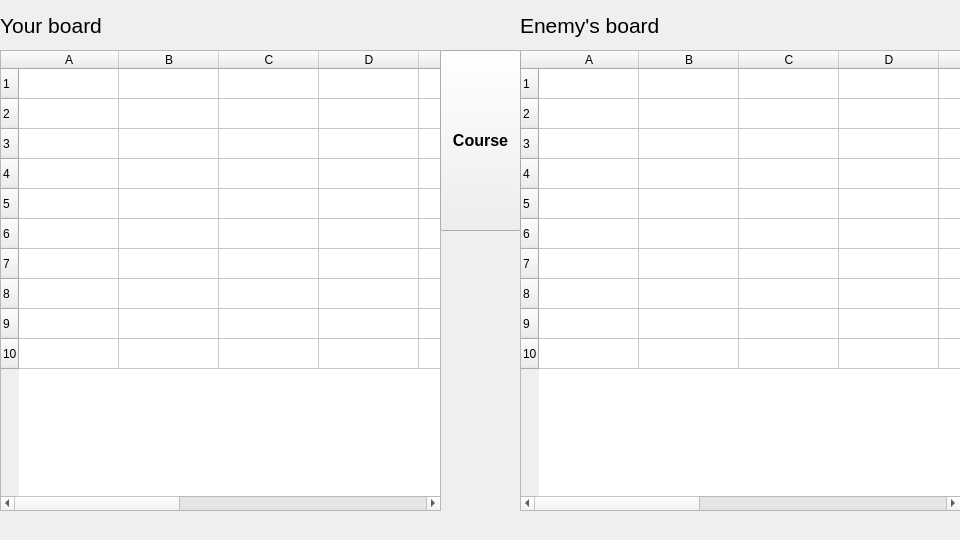
This is UI/gamepvp.ui in romka-best/QT_Project as Qt 5 draws it before an edit. The edited form follows.
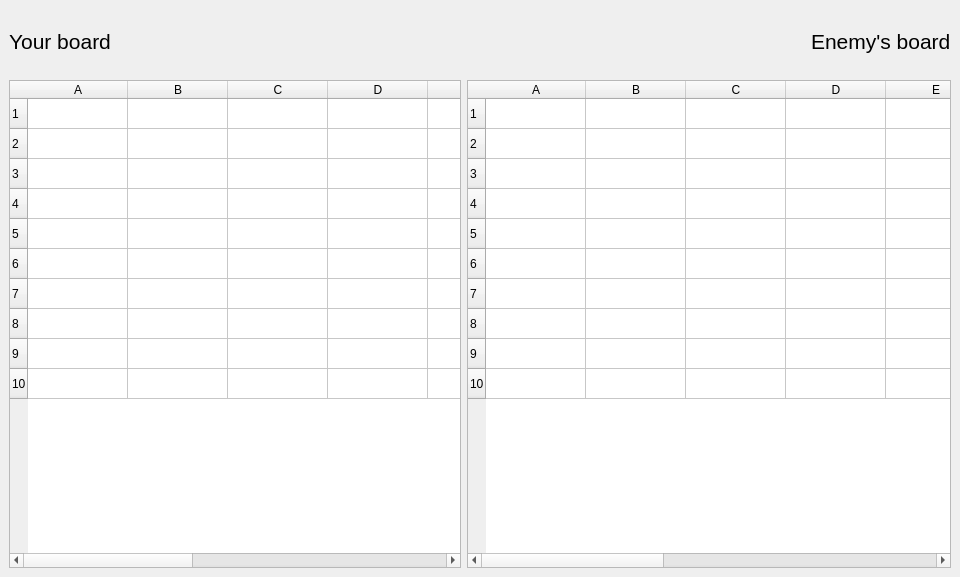
This is the edited form.

The edit to the form file:
```diff
--- a/UI/gamepvp.ui
+++ b/UI/gamepvp.ui
@@ -7,401 +7,362 @@
                 <x>0</x>
                 <y>0</y>
                 <width>960</width>
-                <height>540</height>
+                <height>577</height>
             </rect>
         </property>
         <property name="windowTitle">
             <string>Game PVP</string>
         </property>
         <widget class="QWidget" name="centralwidget">
-            <widget class="QTableWidget" name="tableWidget">
-                <property name="geometry">
-                    <rect>
-                        <x>0</x>
-                        <y>50</y>
-                        <width>441</width>
-                        <height>461</height>
-                    </rect>
-                </property>
-                <property name="minimumSize">
-                    <size>
-                        <width>441</width>
-                        <height>461</height>
-                    </size>
-                </property>
-                <row>
-                    <property name="text">
-                        <string>1</string>
-                    </property>
-                </row>
-                <row>
-                    <property name="text">
-                        <string>2</string>
-                    </property>
-                </row>
-                <row>
-                    <property name="text">
-                        <string>3</string>
-                    </property>
-                </row>
-                <row>
-                    <property name="text">
-                        <string>4</string>
-                    </property>
-                </row>
-                <row>
-                    <property name="text">
-                        <string>5</string>
-                    </property>
-                </row>
-                <row>
-                    <property name="text">
-                        <string>6</string>
-                    </property>
-                </row>
-                <row>
-                    <property name="text">
-                        <string>7</string>
-                    </property>
-                </row>
-                <row>
-                    <property name="text">
-                        <string>8</string>
-                    </property>
-                </row>
-                <row>
-                    <property name="text">
-                        <string>9</string>
-                    </property>
-                </row>
-                <row>
-                    <property name="text">
-                        <string>10</string>
-                    </property>
-                </row>
-                <column>
-                    <property name="text">
-                        <string>A</string>
-                    </property>
-                </column>
-                <column>
-                    <property name="text">
-                        <string>B</string>
-                    </property>
-                </column>
-                <column>
-                    <property name="text">
-                        <string>C</string>
-                    </property>
-                </column>
-                <column>
-                    <property name="text">
-                        <string>D</string>
-                    </property>
-                </column>
-                <column>
-                    <property name="text">
-                        <string>E</string>
-                    </property>
-                </column>
-                <column>
-                    <property name="text">
-                        <string>F</string>
-                    </property>
-                </column>
-                <column>
-                    <property name="text">
-                        <string>G</string>
-                    </property>
-                </column>
-                <column>
-                    <property name="text">
-                        <string>H</string>
-                    </property>
-                </column>
-                <column>
-                    <property name="text">
-                        <string>I</string>
-                    </property>
-                </column>
-                <column>
-                    <property name="text">
-                        <string>J</string>
-                    </property>
-                </column>
-            </widget>
-            <widget class="QTableWidget" name="tableWidget_2">
-                <property name="geometry">
-                    <rect>
-                        <x>520</x>
-                        <y>50</y>
-                        <width>441</width>
-                        <height>461</height>
-                    </rect>
-                </property>
-                <property name="minimumSize">
-                    <size>
-                        <width>441</width>
-                        <height>461</height>
-                    </size>
-                </property>
-                <row>
-                    <property name="text">
-                        <string>1</string>
-                    </property>
-                </row>
-                <row>
-                    <property name="text">
-                        <string>2</string>
-                    </property>
-                </row>
-                <row>
-                    <property name="text">
-                        <string>3</string>
-                    </property>
-                </row>
-                <row>
-                    <property name="text">
-                        <string>4</string>
-                    </property>
-                </row>
-                <row>
-                    <property name="text">
-                        <string>5</string>
-                    </property>
-                </row>
-                <row>
-                    <property name="text">
-                        <string>6</string>
-                    </property>
-                </row>
-                <row>
-                    <property name="text">
-                        <string>7</string>
-                    </property>
-                </row>
-                <row>
-                    <property name="text">
-                        <string>8</string>
-                    </property>
-                </row>
-                <row>
-                    <property name="text">
-                        <string>9</string>
-                    </property>
-                </row>
-                <row>
-                    <property name="text">
-                        <string>10</string>
-                    </property>
-                </row>
-                <column>
-                    <property name="text">
-                        <string>A</string>
-                    </property>
-                </column>
-                <column>
-                    <property name="text">
-                        <string>B</string>
-                    </property>
-                </column>
-                <column>
-                    <property name="text">
-                        <string>C</string>
-                    </property>
-                </column>
-                <column>
-                    <property name="text">
-                        <string>D</string>
-                    </property>
-                </column>
-                <column>
-                    <property name="text">
-                        <string>E</string>
-                    </property>
-                </column>
-                <column>
-                    <property name="text">
-                        <string>F</string>
-                    </property>
-                </column>
-                <column>
-                    <property name="text">
-                        <string>G</string>
-                    </property>
-                </column>
-                <column>
-                    <property name="text">
-                        <string>H</string>
-                    </property>
-                </column>
-                <column>
-                    <property name="text">
-                        <string>I</string>
-                    </property>
-                </column>
-                <column>
-                    <property name="text">
-                        <string>J</string>
-                    </property>
-                </column>
-            </widget>
-            <widget class="QLabel" name="vsLable">
-                <property name="geometry">
-                    <rect>
-                        <x>440</x>
-                        <y>230</y>
-                        <width>81</width>
-                        <height>61</height>
-                    </rect>
-                </property>
-                <property name="font">
-                    <font>
-                        <family>Digital Counter 7</family>
-                        <pointsize>36</pointsize>
-                    </font>
-                </property>
-                <property name="text">
-                    <string/>
-                </property>
-            </widget>
-            <widget class="QWidget" name="horizontalLayoutWidget">
-                <property name="geometry">
-                    <rect>
-                        <x>0</x>
-                        <y>0</y>
-                        <width>441</width>
-                        <height>51</height>
-                    </rect>
-                </property>
-                <layout class="QHBoxLayout" name="horizontalLayout">
-                    <item>
-                        <widget class="QLabel" name="board1Label">
-                            <property name="font">
-                                <font>
-                                    <pointsize>16</pointsize>
-                                </font>
+            <layout class="QGridLayout" name="gridLayout">
+                <item row="0" column="0">
+                    <layout class="QHBoxLayout" name="horizontalLayout">
+                        <item>
+                            <widget class="QLabel" name="board1Label">
+                                <property name="font">
+                                    <font>
+                                        <pointsize>16</pointsize>
+                                    </font>
+                                </property>
+                                <property name="text">
+                                    <string>Your board</string>
+                                </property>
+                            </widget>
+                        </item>
+                        <item>
+                            <widget class="QLabel" name="linkorP1">
+                                <property name="text">
+                                    <string/>
+                                </property>
+                            </widget>
+                        </item>
+                        <item>
+                            <widget class="QLabel" name="kreyserP1">
+                                <property name="text">
+                                    <string/>
+                                </property>
+                            </widget>
+                        </item>
+                        <item>
+                            <widget class="QLabel" name="esminecP1">
+                                <property name="text">
+                                    <string/>
+                                </property>
+                            </widget>
+                        </item>
+                        <item>
+                            <widget class="QLabel" name="torpedP1">
+                                <property name="text">
+                                    <string/>
+                                </property>
+                            </widget>
+                        </item>
+                    </layout>
+                </item>
+                <item row="0" column="5">
+                    <layout class="QHBoxLayout" name="horizontalLayout_2">
+                        <item>
+                            <widget class="QLabel" name="linkorP2">
+                                <property name="text">
+                                    <string/>
+                                </property>
+                            </widget>
+                        </item>
+                        <item>
+                            <widget class="QLabel" name="kreyserP2">
+                                <property name="text">
+                                    <string/>
+                                </property>
+                            </widget>
+                        </item>
+                        <item>
+                            <widget class="QLabel" name="esminecP2">
+                                <property name="text">
+                                    <string/>
+                                </property>
+                            </widget>
+                        </item>
+                        <item>
+                            <widget class="QLabel" name="torpedP2">
+                                <property name="text">
+                                    <string/>
+                                </property>
+                            </widget>
+                        </item>
+                        <item>
+                            <widget class="QLabel" name="board2Label">
+                                <property name="font">
+                                    <font>
+                                        <pointsize>16</pointsize>
+                                    </font>
+                                </property>
+                                <property name="text">
+                                    <string>Enemy's board</string>
+                                </property>
+                            </widget>
+                        </item>
+                    </layout>
+                </item>
+                <item row="1" column="0" colspan="3">
+                    <widget class="QTableWidget" name="tableWidget">
+                        <property name="minimumSize">
+                            <size>
+                                <width>441</width>
+                                <height>461</height>
+                            </size>
+                        </property>
+                        <row>
+                            <property name="text">
+                                <string>1</string>
                             </property>
+                        </row>
+                        <row>
                             <property name="text">
-                                <string>Your board</string>
+                                <string>2</string>
                             </property>
-                        </widget>
-                    </item>
-                    <item>
-                        <widget class="QLabel" name="linkorP1">
+                        </row>
+                        <row>
                             <property name="text">
-                                <string/>
+                                <string>3</string>
                             </property>
-                        </widget>
-                    </item>
-                    <item>
-                        <widget class="QLabel" name="kreyserP1">
+                        </row>
+                        <row>
                             <property name="text">
-                                <string/>
+                                <string>4</string>
                             </property>
-                        </widget>
-                    </item>
-                    <item>
-                        <widget class="QLabel" name="esminecP1">
+                        </row>
+                        <row>
                             <property name="text">
-                                <string/>
+                                <string>5</string>
                             </property>
-                        </widget>
-                    </item>
-                    <item>
-                        <widget class="QLabel" name="torpedP1">
+                        </row>
+                        <row>
                             <property name="text">
-                                <string/>
+                                <string>6</string>
                             </property>
-                        </widget>
-                    </item>
-                </layout>
-            </widget>
-            <widget class="QWidget" name="horizontalLayoutWidget_2">
-                <property name="geometry">
-                    <rect>
-                        <x>520</x>
-                        <y>0</y>
-                        <width>441</width>
-                        <height>51</height>
-                    </rect>
-                </property>
-                <layout class="QHBoxLayout" name="horizontalLayout_2">
-                    <item>
-                        <widget class="QLabel" name="board2Label">
-                            <property name="font">
-                                <font>
-                                    <pointsize>16</pointsize>
-                                </font>
+                        </row>
+                        <row>
+                            <property name="text">
+                                <string>7</string>
                             </property>
+                        </row>
+                        <row>
                             <property name="text">
-                                <string>Enemy's board</string>
+                                <string>8</string>
                             </property>
-                        </widget>
-                    </item>
-                    <item>
-                        <widget class="QLabel" name="linkorP2">
+                        </row>
+                        <row>
                             <property name="text">
-                                <string/>
+                                <string>9</string>
                             </property>
-                        </widget>
-                    </item>
-                    <item>
-                        <widget class="QLabel" name="kreyserP2">
+                        </row>
+                        <row>
                             <property name="text">
-                                <string/>
+                                <string>10</string>
                             </property>
-                        </widget>
-                    </item>
-                    <item>
-                        <widget class="QLabel" name="esminecP2">
+                        </row>
+                        <column>
                             <property name="text">
-                                <string/>
+                                <string>A</string>
                             </property>
-                        </widget>
-                    </item>
-                    <item>
-                        <widget class="QLabel" name="torpedP2">
+                        </column>
+                        <column>
                             <property name="text">
-                                <string/>
+                                <string>B</string>
                             </property>
-                        </widget>
-                    </item>
-                </layout>
-            </widget>
-            <widget class="QLabel" name="labelWho">
-                <property name="geometry">
-                    <rect>
-                        <x>440</x>
-                        <y>0</y>
-                        <width>81</width>
-                        <height>51</height>
-                    </rect>
-                </property>
-                <property name="text">
-                    <string/>
-                </property>
-            </widget>
-            <widget class="QPushButton" name="courseButton">
-                <property name="geometry">
-                    <rect>
-                        <x>440</x>
-                        <y>50</y>
-                        <width>81</width>
-                        <height>181</height>
-                    </rect>
-                </property>
-                <property name="font">
-                    <font>
-                        <pointsize>12</pointsize>
-                        <weight>75</weight>
-                        <bold>true</bold>
-                    </font>
-                </property>
-                <property name="text">
-                    <string>Course</string>
-                </property>
-            </widget>
+                        </column>
+                        <column>
+                            <property name="text">
+                                <string>C</string>
+                            </property>
+                        </column>
+                        <column>
+                            <property name="text">
+                                <string>D</string>
+                            </property>
+                        </column>
+                        <column>
+                            <property name="text">
+                                <string>E</string>
+                            </property>
+                        </column>
+                        <column>
+                            <property name="text">
+                                <string>F</string>
+                            </property>
+                        </column>
+                        <column>
+                            <property name="text">
+                                <string>G</string>
+                            </property>
+                        </column>
+                        <column>
+                            <property name="text">
+                                <string>H</string>
+                            </property>
+                        </column>
+                        <column>
+                            <property name="text">
+                                <string>I</string>
+                            </property>
+                        </column>
+                        <column>
+                            <property name="text">
+                                <string>J</string>
+                            </property>
+                        </column>
+                    </widget>
+                </item>
+                <item row="0" column="1">
+                    <spacer name="horizontalSpacer">
+                        <property name="orientation">
+                            <enum>Qt::Horizontal</enum>
+                        </property>
+                        <property name="sizeHint" stdset="0">
+                            <size>
+                                <width>40</width>
+                                <height>20</height>
+                            </size>
+                        </property>
+                    </spacer>
+                </item>
+                <item row="0" column="2" colspan="2">
+                    <widget class="QLabel" name="vsLable">
+                        <property name="font">
+                            <font>
+                                <family>Digital Counter 7</family>
+                                <pointsize>36</pointsize>
+                            </font>
+                        </property>
+                        <property name="text">
+                            <string/>
+                        </property>
+                    </widget>
+                </item>
+                <item row="1" column="3" colspan="3">
+                    <widget class="QTableWidget" name="tableWidget_2">
+                        <property name="minimumSize">
+                            <size>
+                                <width>441</width>
+                                <height>461</height>
+                            </size>
+                        </property>
+                        <row>
+                            <property name="text">
+                                <string>1</string>
+                            </property>
+                        </row>
+                        <row>
+                            <property name="text">
+                                <string>2</string>
+                            </property>
+                        </row>
+                        <row>
+                            <property name="text">
+                                <string>3</string>
+                            </property>
+                        </row>
+                        <row>
+                            <property name="text">
+                                <string>4</string>
+                            </property>
+                        </row>
+                        <row>
+                            <property name="text">
+                                <string>5</string>
+                            </property>
+                        </row>
+                        <row>
+                            <property name="text">
+                                <string>6</string>
+                            </property>
+                        </row>
+                        <row>
+                            <property name="text">
+                                <string>7</string>
+                            </property>
+                        </row>
+                        <row>
+                            <property name="text">
+                                <string>8</string>
+                            </property>
+                        </row>
+                        <row>
+                            <property name="text">
+                                <string>9</string>
+                            </property>
+                        </row>
+                        <row>
+                            <property name="text">
+                                <string>10</string>
+                            </property>
+                        </row>
+                        <column>
+                            <property name="text">
+                                <string>A</string>
+                            </property>
+                        </column>
+                        <column>
+                            <property name="text">
+                                <string>B</string>
+                            </property>
+                        </column>
+                        <column>
+                            <property name="text">
+                                <string>C</string>
+                            </property>
+                        </column>
+                        <column>
+                            <property name="text">
+                                <string>D</string>
+                            </property>
+                        </column>
+                        <column>
+                            <property name="text">
+                                <string>E</string>
+                            </property>
+                        </column>
+                        <column>
+                            <property name="text">
+                                <string>F</string>
+                            </property>
+                        </column>
+                        <column>
+                            <property name="text">
+                                <string>G</string>
+                            </property>
+                        </column>
+                        <column>
+                            <property name="text">
+                                <string>H</string>
+                            </property>
+                        </column>
+                        <column>
+                            <property name="text">
+                                <string>I</string>
+                            </property>
+                        </column>
+                        <column>
+                            <property name="text">
+                                <string>J</string>
+                            </property>
+                        </column>
+                    </widget>
+                </item>
+                <item row="0" column="4">
+                    <spacer name="horizontalSpacer_2">
+                        <property name="orientation">
+                            <enum>Qt::Horizontal</enum>
+                        </property>
+                        <property name="sizeHint" stdset="0">
+                            <size>
+                                <width>40</width>
+                                <height>20</height>
+                            </size>
+                        </property>
+                    </spacer>
+                </item>
+            </layout>
         </widget>
         <widget class="QMenuBar" name="menubar">
             <property name="geometry">
```
